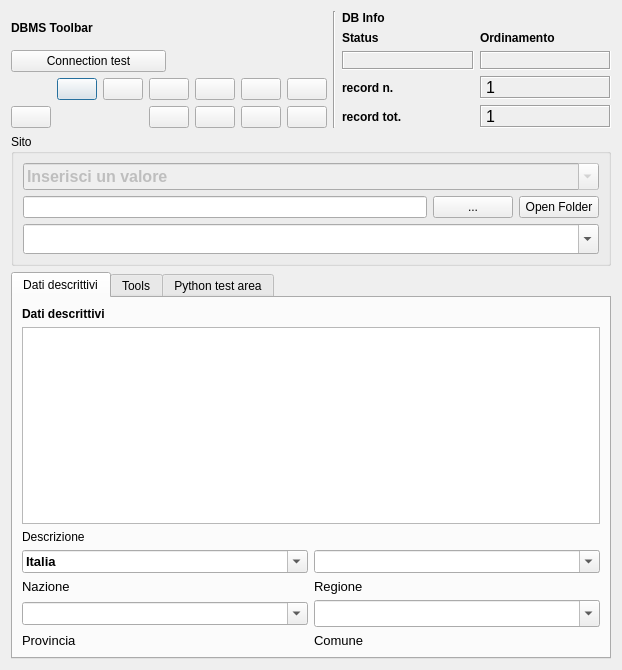
This is gui/ui/Site.ui in pyarchinit/pyarchinit as Qt 5 draws it before an edit. The edited form follows.
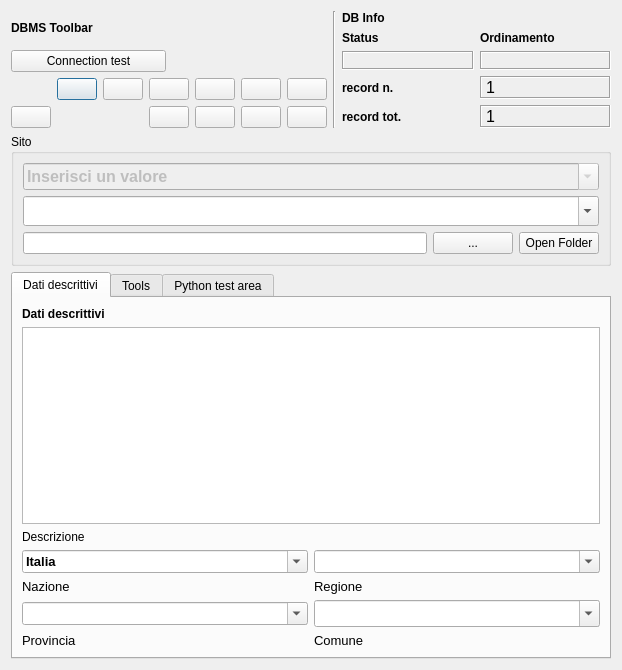
This is the edited form. Icons and pictures are not drawn. Custom widgets are drawn as their Qt base class.

The edit to the form file:
```diff
--- a/gui/ui/Site.ui
+++ b/gui/ui/Site.ui
@@ -492,6 +492,27 @@
       <string>Sito</string>
      </property>
      <layout class="QGridLayout" name="gridLayout_7">
+      <item row="2" column="0">
+       <layout class="QHBoxLayout" name="horizontalLayout_7">
+        <item>
+         <widget class="QLineEdit" name="lineEdit_sito_path"/>
+        </item>
+        <item>
+         <widget class="QPushButton" name="pbn_browse_folder">
+          <property name="text">
+           <string>...</string>
+          </property>
+         </widget>
+        </item>
+        <item>
+         <widget class="QPushButton" name="pbnOpenSiteDirectory">
+          <property name="text">
+           <string>Open Folder</string>
+          </property>
+         </widget>
+        </item>
+       </layout>
+      </item>
       <item row="0" column="0">
        <widget class="QComboBox" name="comboBox_sito">
         <property name="enabled">
@@ -542,27 +563,6 @@
        </widget>
       </item>
       <item row="1" column="0">
-       <layout class="QHBoxLayout" name="horizontalLayout_7">
-        <item>
-         <widget class="QLineEdit" name="lineEdit_sito_path"/>
-        </item>
-        <item>
-         <widget class="QPushButton" name="pbn_browse_folder">
-          <property name="text">
-           <string>...</string>
-          </property>
-         </widget>
-        </item>
-        <item>
-         <widget class="QPushButton" name="pbnOpenSiteDirectory">
-          <property name="text">
-           <string>Open Folder</string>
-          </property>
-         </widget>
-        </item>
-       </layout>
-      </item>
-      <item row="2" column="0">
        <widget class="QComboBox" name="comboBox_definizione_sito">
         <property name="enabled">
          <bool>true</bool>
```
Left out of the diff: 24 changed lines with no effect on the pictures.
